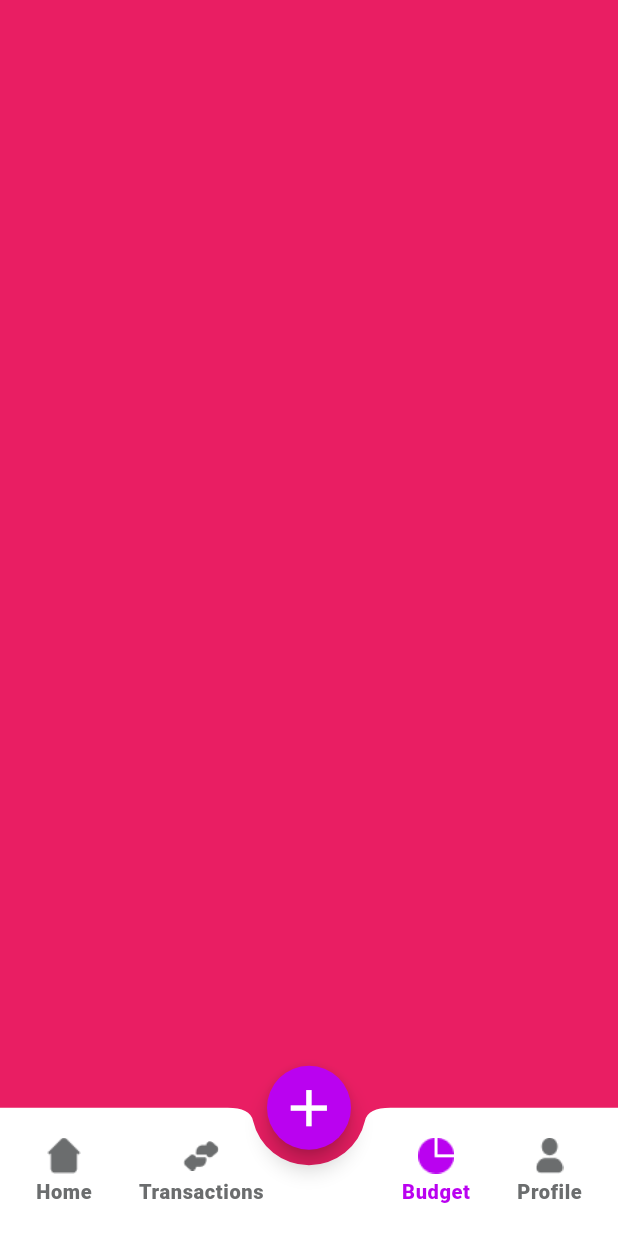
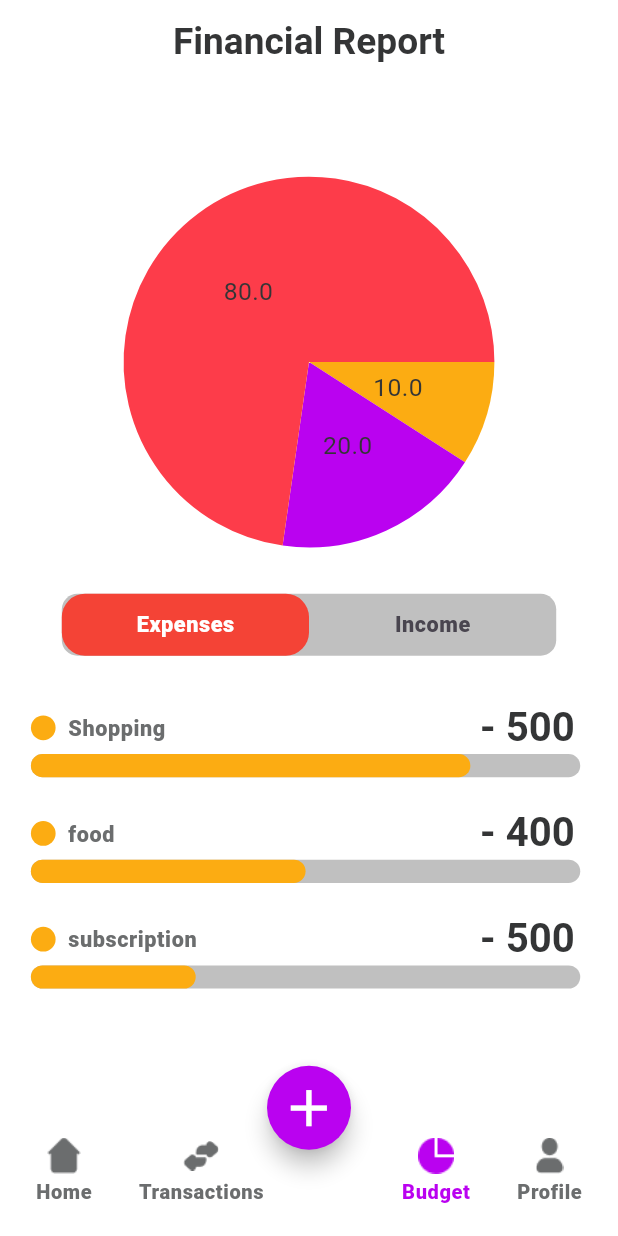
Before and after one commit to Maram-Alsoudani/CashClever, a Flutter app: the MainScreen screen opened by its route, item 3 of the bottom bar chosen, on a phone screen of 412 x 824 dp. Run offline on Flutter 3.47's test engine with Material 3 defaults, Android fonts, the phone set to English and light mode, and no system bars; drawn by our look-alikes of fl_chart, percent_indicator; our stand-ins replace flutter_screenutil, go_router.

Commit message:
Added temporary layout for Budget tab.

```diff
--- a/lib/core/utils/colors.dart
+++ b/lib/core/utils/colors.dart
@@ -11,5 +11,7 @@ class AppColors{
   static const Color medGray= Color(0xff6b6d6e);
   static const Color backgroundColor= Color(0xffd3c3d6);
   static const Color lightRedColor= Color(0xffFD3C4A);
+  static const Color yellow= Color(0xffFCAC12);
+
 
 }
--- a/lib/core/utils/strings.dart
+++ b/lib/core/utils/strings.dart
@@ -25,6 +25,8 @@ class AppStrings{
   static const String viewAll= "view all";
   static const String all= "All";
   static const String incoming= "Incoming";
+  static const String financialReport= "Financial Report";
+
 
 
 
--- a/lib/fearures/budget/presentation/pages/budget_tab.dart
+++ b/lib/fearures/budget/presentation/pages/budget_tab.dart
@@ -1,10 +1,117 @@
+import 'package:finsage/core/utils/colors.dart';
+import 'package:finsage/core/utils/extentions/text_styles.dart';
+import 'package:finsage/core/utils/strings.dart';
+import 'package:finsage/fearures/budget/presentation/widgets/percent_bar_widget.dart';
+import 'package:fl_chart/fl_chart.dart';
 import 'package:flutter/material.dart';
+import 'package:flutter_screenutil/flutter_screenutil.dart';
 
-class BudgetTab extends StatelessWidget {
+class BudgetTab extends StatefulWidget {
   const BudgetTab({super.key});
 
   @override
+  State<BudgetTab> createState() => _BudgetTabState();
+}
+
+class _BudgetTabState extends State<BudgetTab> {
+  @override
   Widget build(BuildContext context) {
-    return Container(color: Colors.pink,);
+    return DefaultTabController(
+      length: 2,
+      child: Scaffold(
+        appBar: AppBar(
+          centerTitle: true,
+          title: Text(
+            AppStrings.financialReport,
+            style: context.headlineMedium.copyWith(fontSize: 24.sp),
+          ),
+        ),
+        body: SingleChildScrollView(
+          child: Padding(
+            padding:  EdgeInsets.symmetric(horizontal: 20.0.sp),
+            child: Column(
+              children: [
+                SizedBox(height: 80.h,),
+                Container(
+                  margin: EdgeInsets.only(bottom: 30.sp),
+                  width: double.infinity,
+                  height: 200.h,
+                  child: PieChart(
+                      PieChartData(
+                        sectionsSpace: 0.sp,
+                    centerSpaceRadius: 0.sp,
+                    sections: [
+                      PieChartSectionData(
+                        radius: 120.r,
+                        value: 10,
+                        color: AppColors.yellow
+                      ),
+                      PieChartSectionData(
+                          radius: 120.r,
+                          value: 20,
+                          color: AppColors.primary
+
+                      ),
+                      PieChartSectionData(
+                          radius: 120.r,
+                          value: 80,
+                          color: AppColors.lightRedColor
+
+                      )
+                    ]
+                  )),
+
+                ),
+                Container(
+                  width: double.infinity,
+                  height: 40.h,
+                  margin: EdgeInsets.all(20.sp),
+                  decoration: BoxDecoration(
+                    color: AppColors.lightGray,
+                    borderRadius: BorderRadius.circular(10.r),
+                  ),
+                  child: TabBar(
+                    dividerColor: Colors.transparent,
+                    labelPadding: EdgeInsets.all(0.sp),
+                    labelStyle:
+                    context.bodySmall.copyWith(color: AppColors.black),
+                    labelColor: AppColors.white,
+                    indicator: BoxDecoration(
+                      color: Colors.red,
+                      borderRadius: BorderRadius.circular(15.r),
+                    ),
+                    tabs: [
+                      Center(child: Tab(text: AppStrings.expenses)),
+                      Center(child: Tab(text: AppStrings.income)),
+                    ],
+                  ),
+                ),
+                Padding(
+                  padding: const EdgeInsets.symmetric(vertical: 10.0),
+                  child: PercentBarWidget(
+                      amount: "- 500",
+                      category: 'Shopping',
+                      percent: 0.8),
+                ),
+                Padding(
+                  padding: const EdgeInsets.symmetric(vertical: 10.0),
+                  child: PercentBarWidget(
+                      amount: "- 400",
+                      category: 'food',
+                      percent: 0.5),
+                ),
+                Padding(
+                  padding: const EdgeInsets.symmetric(vertical: 10.0),
+                  child: PercentBarWidget(
+                      amount: "- 500",
+                      category: 'subscription',
+                      percent: 0.3),
+                )
+              ],
+            ),
+          ),
+        ),
+      ),
+    );
   }
 }
--- /dev/null
+++ b/lib/fearures/budget/presentation/widgets/percent_bar_widget.dart
@@ -0,0 +1,47 @@
+import 'package:finsage/core/utils/extentions/text_styles.dart';
+import 'package:flutter/material.dart';
+import 'package:flutter_screenutil/flutter_screenutil.dart';
+import 'package:percent_indicator/linear_percent_indicator.dart';
+import '../../../../core/utils/colors.dart';
+
+class PercentBarWidget extends StatelessWidget {
+  String amount, category;
+  double percent;
+   PercentBarWidget({super.key, required this.amount, required this.category, required this.percent});
+
+  @override
+  Widget build(BuildContext context) {
+    return Column(
+      mainAxisAlignment: MainAxisAlignment.spaceBetween,
+      children: [
+        Row(
+          children: [
+            CircleAvatar(
+              backgroundColor: AppColors.yellow,
+              radius: 8.r,
+            ),
+            Padding(
+              padding:  EdgeInsets.only(left: 8.0.sp),
+              child: Text(category, style: context.bodySmall),
+            ),
+            Spacer(),
+            Padding(
+              padding:  EdgeInsets.only(right: 8.0.sp),
+              child: Text(amount, style: context.headlineMedium,),
+            )
+          ],),
+        LinearPercentIndicator(
+          padding: EdgeInsets.symmetric(horizontal: 0.sp),
+          backgroundColor: AppColors.lightGray,
+          width: 320.w,
+          lineHeight: 15.h,
+          barRadius: Radius.circular(20.r),
+          percent: percent,
+          progressColor: AppColors.yellow,
+          animation: true,
+          animationDuration: 500,
+        ),
+      ],
+    );
+  }
+}
--- a/pubspec.yaml
+++ b/pubspec.yaml
@@ -36,6 +36,9 @@ dependencies:
   cupertino_icons: ^1.0.8
   go_router: ^14.6.2
   flutter_screenutil: ^5.9.3
+  fl_chart: ^0.70.2
+  percent_indicator: ^4.2.4
+
 
 dev_dependencies:
   flutter_test:
```
Also changed, not shown: pubspec.lock.
